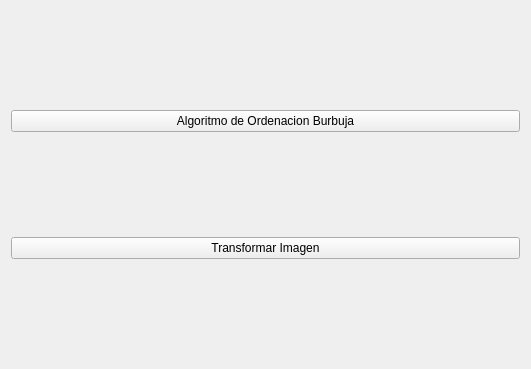
Old version of the form LabAssignment3ComputerArchitecture/mainwindow.ui in the repository LifeLex/LabAssignment3ComputerArchitecture.
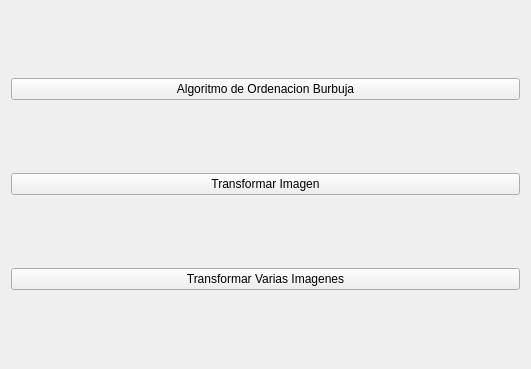
New version of the form.

What changed in the file:
```diff
--- a/LabAssignment3ComputerArchitecture/mainwindow.ui
+++ b/LabAssignment3ComputerArchitecture/mainwindow.ui
@@ -29,6 +29,13 @@
       </property>
      </widget>
     </item>
+    <item row="2" column="0">
+     <widget class="QPushButton" name="pushButton_3">
+      <property name="text">
+       <string>Transformar Varias Imagenes</string>
+      </property>
+     </widget>
+    </item>
    </layout>
   </widget>
  </widget>
```
